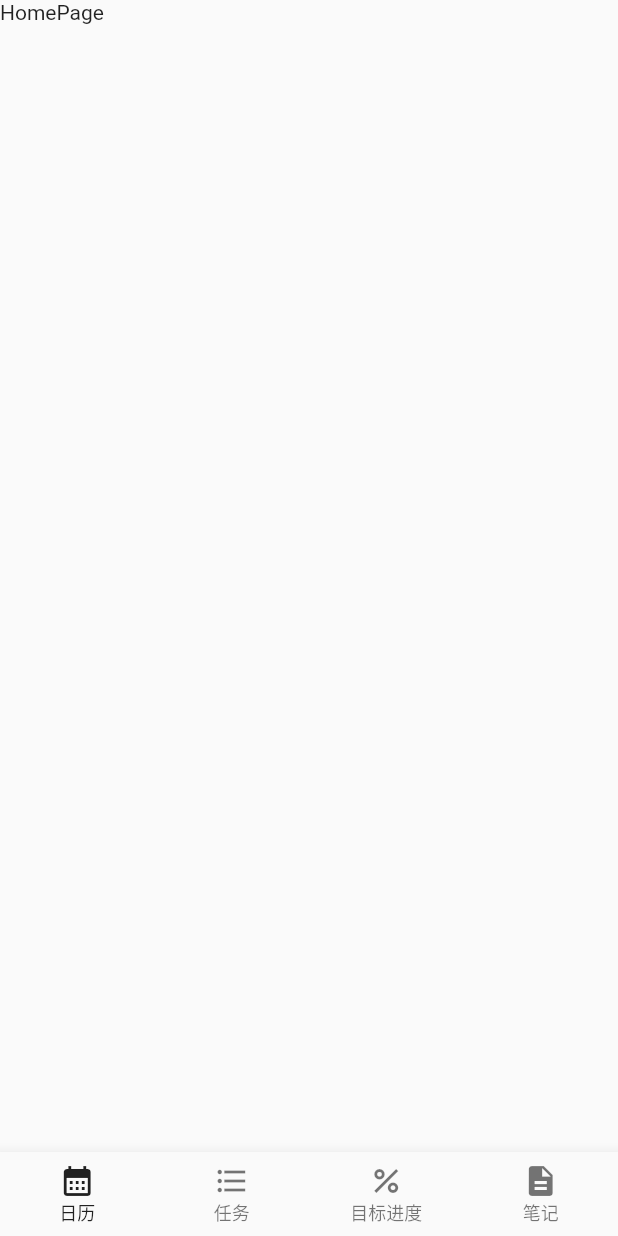
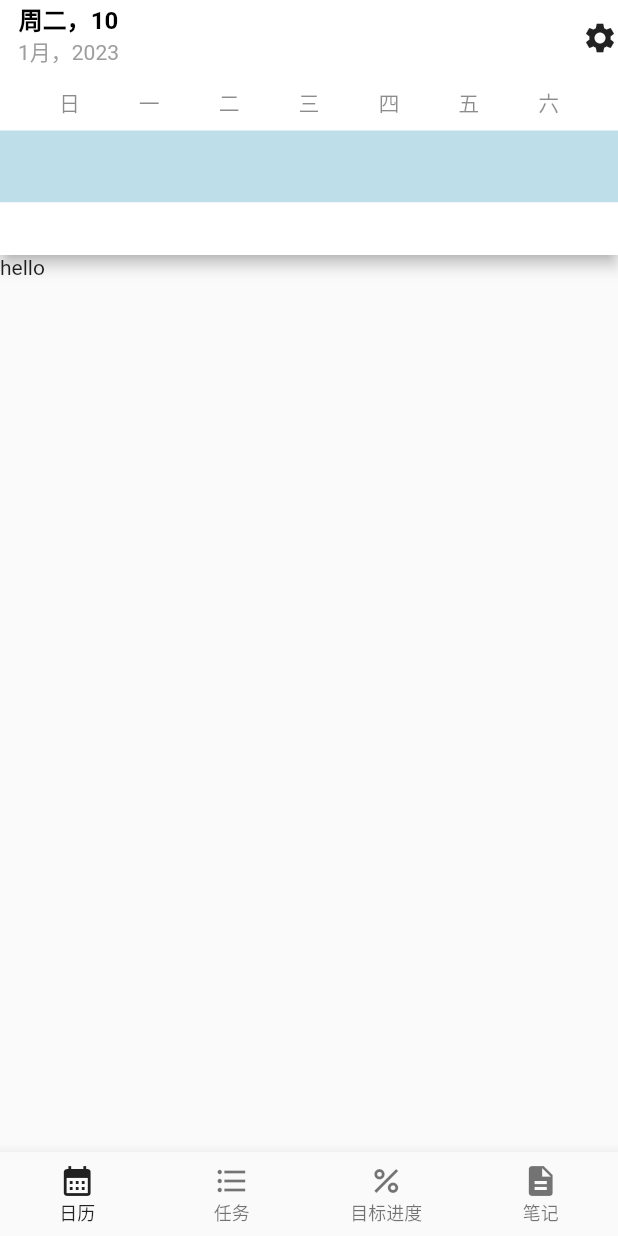
Before and after one commit to lemos1235/walden, a Flutter app: the screen it shows after launch, on a phone screen of 412 x 824 dp. Run offline on Flutter 3.47's test engine with Material 2 defaults, Android fonts, the phone set to English and light mode, and no system bars.

Commit message:
Update home page

```diff
--- a/lib/main.dart
+++ b/lib/main.dart
@@ -26,13 +26,22 @@ class MyApp extends StatelessWidget {
     return MaterialApp(
       title: 'Flutter Demo',
       theme: ThemeData(
-        primarySwatch: Colors.blue,
-        bottomNavigationBarTheme: BottomNavigationBarThemeData(
-          type: BottomNavigationBarType.fixed,
-          selectedItemColor: Colors.black87,
-          selectedLabelStyle: TextStyle(fontSize: 12),
-        )
-      ),
+          primarySwatch: Colors.blue,
+          appBarTheme: AppBarTheme(
+            backgroundColor: Colors.white,
+            foregroundColor: Colors.black,
+            iconTheme: IconThemeData(
+              color: Colors.black87,
+            ),
+            toolbarTextStyle: TextStyle(
+              color: Colors.black,
+            ),
+          ),
+          bottomNavigationBarTheme: BottomNavigationBarThemeData(
+            type: BottomNavigationBarType.fixed,
+            selectedItemColor: Colors.black87,
+            selectedLabelStyle: TextStyle(fontSize: 12),
+          )),
       home: const NavigatorHomeScreen(),
     );
   }
--- a/lib/pages/home_page.dart
+++ b/lib/pages/home_page.dart
@@ -12,8 +12,97 @@ class HomePage extends StatefulWidget {
 }
 
 class _HomePageState extends State<HomePage> {
+  DateTime selectedDate = DateTime.now();
+
   @override
   Widget build(BuildContext context) {
-    return Container(child: Text("HomePage"));
+    return Scaffold(
+      appBar: buildAppBar(),
+      body: Text("hello"),
+    );
+  }
+
+  AppBar buildAppBar() {
+    var mediaQuery = MediaQuery.of(context);
+    final statusBarHeight = mediaQuery.padding.top;
+
+    final appBarLeading = Row(
+      children: [
+        SizedBox(width: 12),
+        Column(
+          children: <Widget>[
+            Text(
+              "周二，10",
+              style: TextStyle(fontWeight: FontWeight.bold, fontSize: 16),
+            ),
+            Text(
+              "1月，2023",
+              style: TextStyle(color: Colors.grey),
+            ),
+          ],
+        ),
+      ],
+    );
+    return AppBar(
+      toolbarHeight: 50,
+      leadingWidth: 100,
+      leading: appBarLeading,
+      actions: [
+        Icon(Icons.settings),
+        SizedBox(width: statusBarHeight / 2),
+      ],
+      bottom: WeekBar(),
+    );
+  }
+
+}
+
+class WeekBar extends StatefulWidget implements PreferredSizeWidget {
+  const WeekBar({super.key});
+
+  @override
+  State<WeekBar> createState() => _WeekBarState();
+
+  @override
+  Size get preferredSize => Size.fromHeight(120);
+}
+
+class _WeekBarState extends State<WeekBar> {
+  @override
+  Widget build(BuildContext context) {
+    return SizedBox(
+      height: widget.preferredSize.height,
+      child: Column(
+        children: [
+          Padding(
+            padding: const EdgeInsets.symmetric(vertical: 8.0),
+            child: DefaultTextStyle(
+              style: TextStyle(color: Colors.black45),
+              child: Row(
+                mainAxisAlignment: MainAxisAlignment.spaceEvenly,
+                children: [
+                  Text("日"),
+                  Text("一"),
+                  Text("二"),
+                  Text("三"),
+                  Text("四"),
+                  Text("五"),
+                  Text("六"),
+                ],
+              ),
+            ),
+          ),
+          Container(
+            color: Color(0x675EAFCC),
+            height: 48,
+          ),
+          Expanded(
+            child: Container(
+              color: Colors.white,
+            ),
+          ),
+        ],
+      ),
+    );
   }
 }
```
